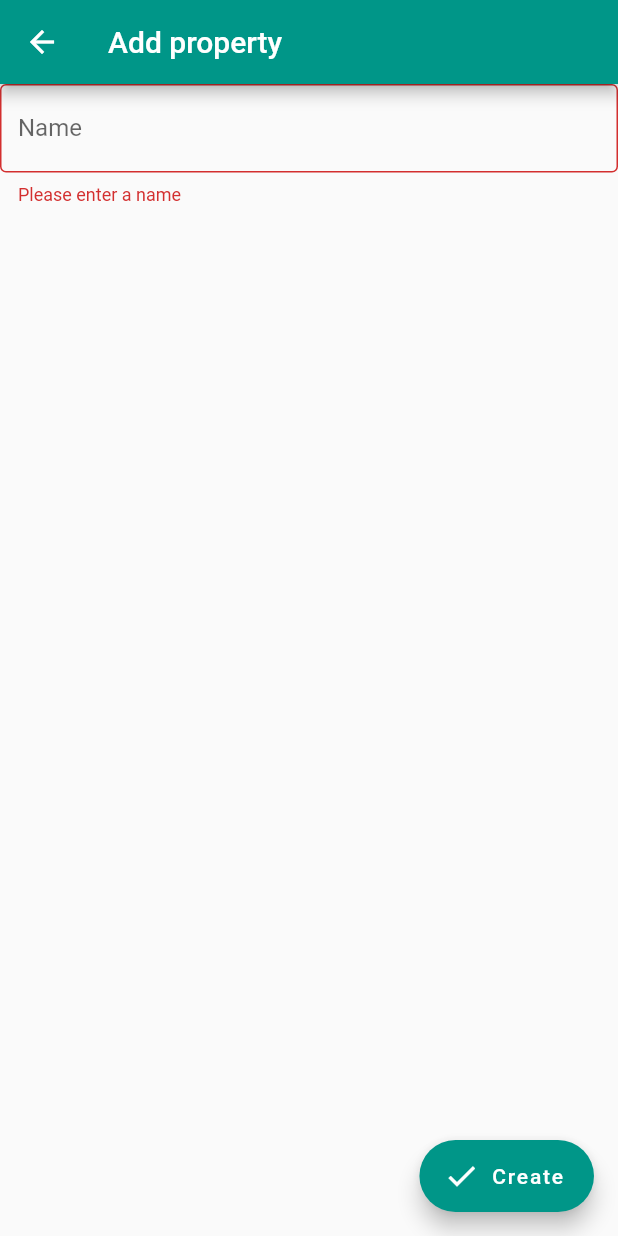
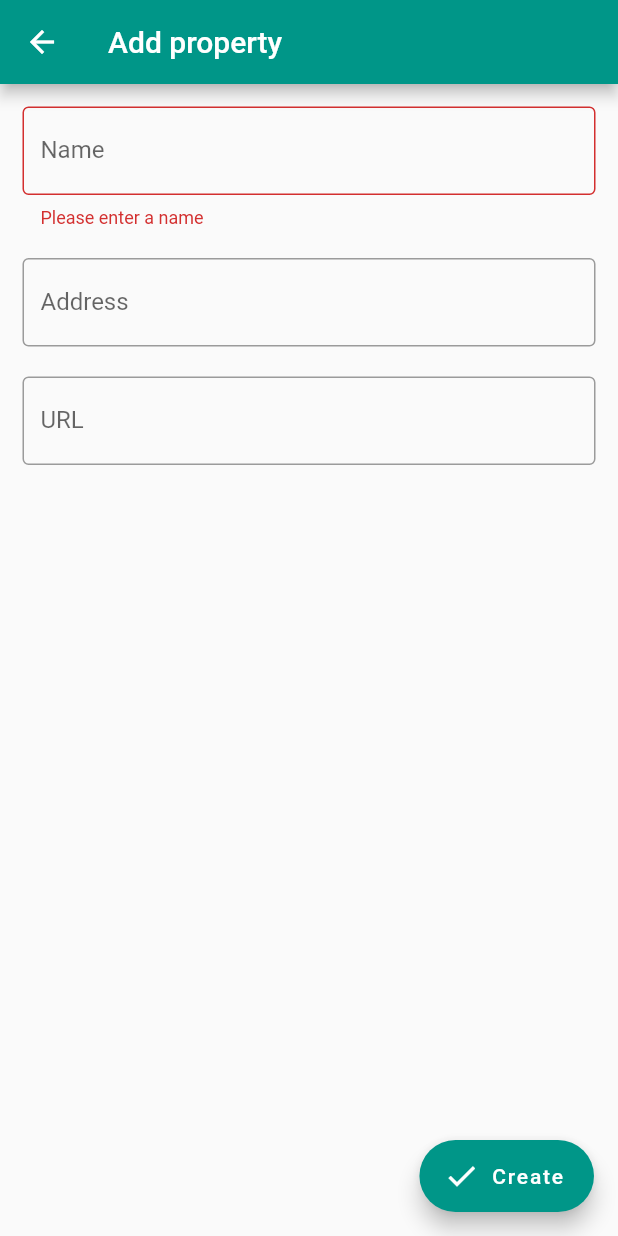
Before and after one commit to Lindronics/property_checklist, a Flutter app: the AddPropertyPage screen opened directly, after a tap on "Create", on a phone screen of 412 x 824 dp. Run offline on Flutter 3.47's test engine with Material 2 defaults, Android fonts, the phone set to English and light mode, and no system bars.

Commit message:
Added more fields to Property class

```diff
--- a/property_checklist_app/lib/add_property.dart
+++ b/property_checklist_app/lib/add_property.dart
@@ -1,5 +1,4 @@
 import 'package:flutter/material.dart';
-import 'package:property_checklist_app/data/storage_adapter.dart';
 
 import 'data/property.dart';
 
@@ -14,13 +13,12 @@ class AddPropertyPage extends StatefulWidget {
 
 class _AddPropertyPageState extends State<AddPropertyPage> {
   final _formKey = GlobalKey<FormState>();
-  String _name;
+  var _newProperty = Property();
 
   void addProperty() {
     if (_formKey.currentState.validate()) {
       _formKey.currentState.save();
-      Property newProperty = Property(_name);
-      Navigator.pop(context, newProperty);
+      Navigator.pop(context, _newProperty);
     }
   }
 
@@ -33,6 +31,8 @@ class _AddPropertyPageState extends State<AddPropertyPage> {
             title: Text(widget.title),
           ),
           body: Center(
+              child: Padding(
+            padding: const EdgeInsets.all(15.0),
             child: Column(
               children: <Widget>[
                 TextFormField(
@@ -45,11 +45,35 @@ class _AddPropertyPageState extends State<AddPropertyPage> {
                       return null;
                     },
                     onSaved: (value) {
-                      _name = value;
+                      _newProperty.name = value;
+                    }),
+                SizedBox(
+                  height: 20.0,
+                ),
+                TextFormField(
+                    decoration: InputDecoration(
+                        border: OutlineInputBorder(), labelText: "Address"),
+                    onSaved: (value) {
+                      _newProperty.address = value;
+                    }),
+                SizedBox(
+                  height: 20.0,
+                ),
+                TextFormField(
+                    decoration: InputDecoration(
+                        border: OutlineInputBorder(), labelText: "URL"),
+                    validator: (value) {
+                      if (Uri.tryParse(value) == null) {
+                        return 'URL not valid';
+                      }
+                      return null;
+                    },
+                    onSaved: (value) {
+                      _newProperty.posting = Uri(path: value);
                     }),
               ],
             ),
-          ),
+          )),
           floatingActionButton: FloatingActionButton.extended(
             onPressed: addProperty,
             tooltip: 'Add property',
--- a/property_checklist_app/lib/data/property.dart
+++ b/property_checklist_app/lib/data/property.dart
@@ -1,6 +1,9 @@
 class Property {
   String name;
-  DateTime available;
+  Uri posting;
+  DateTime availableOn;
+  String address;
 
-  Property(this.name);
+  Property({this.name});
+
 }
--- a/property_checklist_app/lib/main.dart
+++ b/property_checklist_app/lib/main.dart
@@ -56,7 +56,7 @@ class MyHomePage extends StatefulWidget {
 class _MyHomePageState extends State<MyHomePage> {
   int _counter = 0;
   StorageAdapter<Property> properties =
-      ListStorageAdapter<Property>([Property("Test"), Property("Test 2")]);
+      ListStorageAdapter<Property>([Property(name: "Test"), Property(name: "Test 2")]);
 
   void _incrementCounter() {
     setState(() {
```
